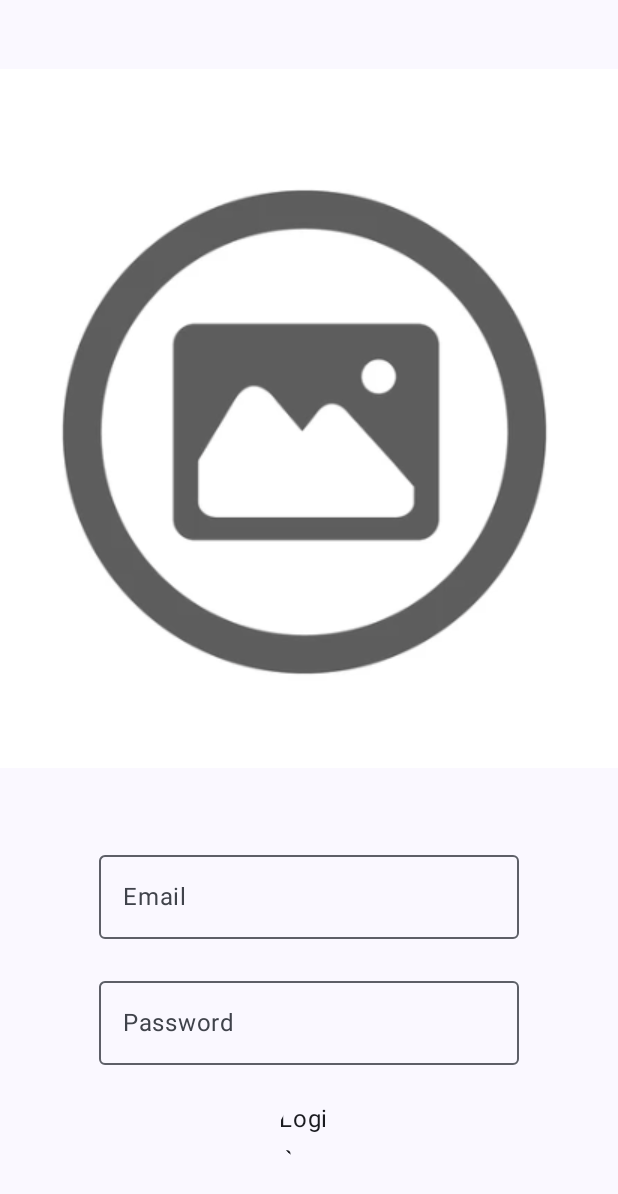
After one commit to nikollquinteroc/Hand2Hand, an Android app built with Jetpack Compose: the composable LoginScreen shown on its own in the app's theme, on a phone screen of 412 x 824 dp. The commit adds this screen. Shown: the top 1194 px of the screen. Run offline under Robolectric (Android 15) with nearby library versions, the phone set to English and light mode, and no system bars.

Commit message:
First advance in the login screen

```diff
--- /dev/null
+++ b/app/src/main/java/com/example/saleapp/view/screens/LoginScreen.kt
@@ -0,0 +1,97 @@
+package com.example.saleapp.view.screens
+
+import androidx.compose.foundation.Image
+import androidx.compose.foundation.background
+import androidx.compose.foundation.layout.Arrangement
+import androidx.compose.foundation.layout.Box
+import androidx.compose.foundation.layout.Column
+import androidx.compose.foundation.layout.Spacer
+import androidx.compose.foundation.layout.fillMaxSize
+import androidx.compose.foundation.layout.fillMaxWidth
+import androidx.compose.foundation.layout.height
+import androidx.compose.material3.Icon
+import androidx.compose.material3.IconButton
+import androidx.compose.material3.MaterialTheme
+import androidx.compose.material3.OutlinedTextField
+import androidx.compose.material3.Surface
+import androidx.compose.material3.Text
+import androidx.compose.material3.TextField
+import androidx.compose.runtime.Composable
+import androidx.compose.runtime.getValue
+import androidx.compose.runtime.mutableStateOf
+import androidx.compose.runtime.saveable.rememberSaveable
+import androidx.compose.runtime.setValue
+import androidx.compose.ui.Alignment
+import androidx.compose.ui.Modifier
+import androidx.compose.ui.layout.ContentScale
+import androidx.compose.ui.res.painterResource
+import androidx.compose.ui.res.stringResource
+import androidx.compose.ui.tooling.preview.Preview
+import androidx.compose.ui.unit.dp
+import com.example.saleapp.R
+
+@Composable
+fun LoginScreen() {
+
+    var email by rememberSaveable { mutableStateOf("") }
+    var password by rememberSaveable { mutableStateOf("") }
+
+    Box(
+        modifier = Modifier
+            .fillMaxSize()
+            .background(MaterialTheme.colorScheme.background),
+        contentAlignment = Alignment.Center
+    ) {
+        Surface(
+            modifier = Modifier
+                .fillMaxSize()
+        ) {
+            Column(
+                modifier = Modifier
+                    .fillMaxWidth(),
+                verticalArrangement = Arrangement.Center,
+                horizontalAlignment = Alignment.CenterHorizontally
+            ) {
+                Image(
+                    painter = painterResource(id = R.drawable.logo_default),
+                    contentDescription = "Login logo",
+                    contentScale = ContentScale.Crop
+                )
+                Spacer(
+                    modifier = Modifier
+                        .height(50.dp)
+                )
+                OutlinedTextField(
+                    value = email,
+                    onValueChange = { email = it },
+                    label = { Text(text = stringResource(id = R.string.email_label)) }
+                )
+                Spacer(
+                    modifier = Modifier
+                        .height(20.dp)
+                )
+                OutlinedTextField(
+                    value = password,
+                    onValueChange = { password = it },
+                    label = { Text(text = stringResource(id = R.string.password_label)) }
+                )
+                Spacer(
+                    modifier = Modifier
+                    .height(20.dp)
+                )
+                IconButton(onClick = { /*TODO*/ }) {
+                    Text(text = stringResource(id = R.string.login))
+                }
+            }
+        }
+
+    }
+}
+
+@Preview(showBackground = true)
+@Composable
+fun LoginScreenPreview() {
+    MaterialTheme {
+        LoginScreen()
+    }
+}
--- a/app/src/main/res/values/strings.xml
+++ b/app/src/main/res/values/strings.xml
@@ -1,3 +1,6 @@
 <resources>
     <string name="app_name">SaleApp</string>
+    <string name="email_label">Email</string>
+    <string name="password_label">Password</string>
+    <string name="login">Login</string>
 </resources>
```
Also changed, not shown: app/src/main/res/drawable/logo_default.PNG (added).
